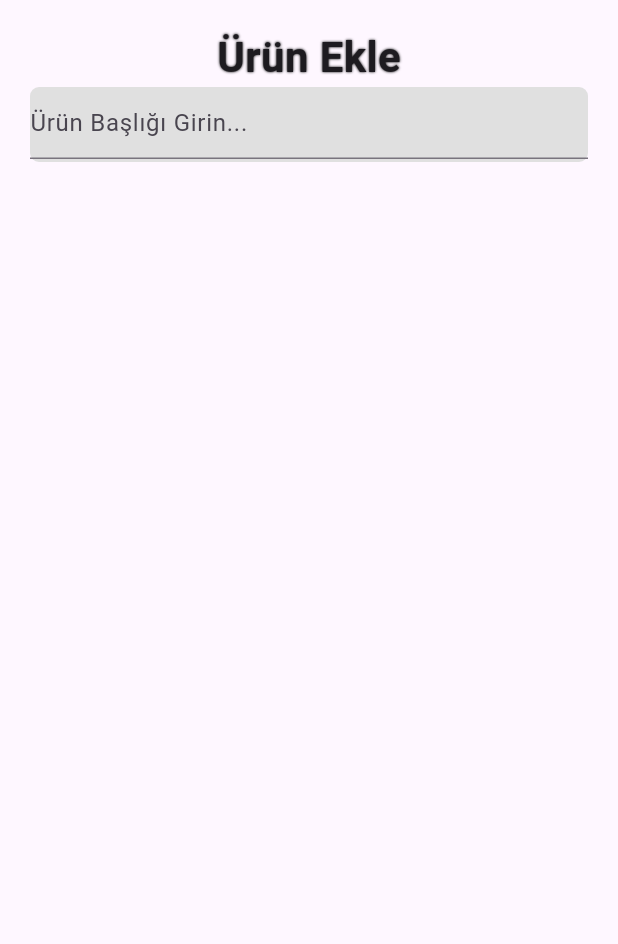
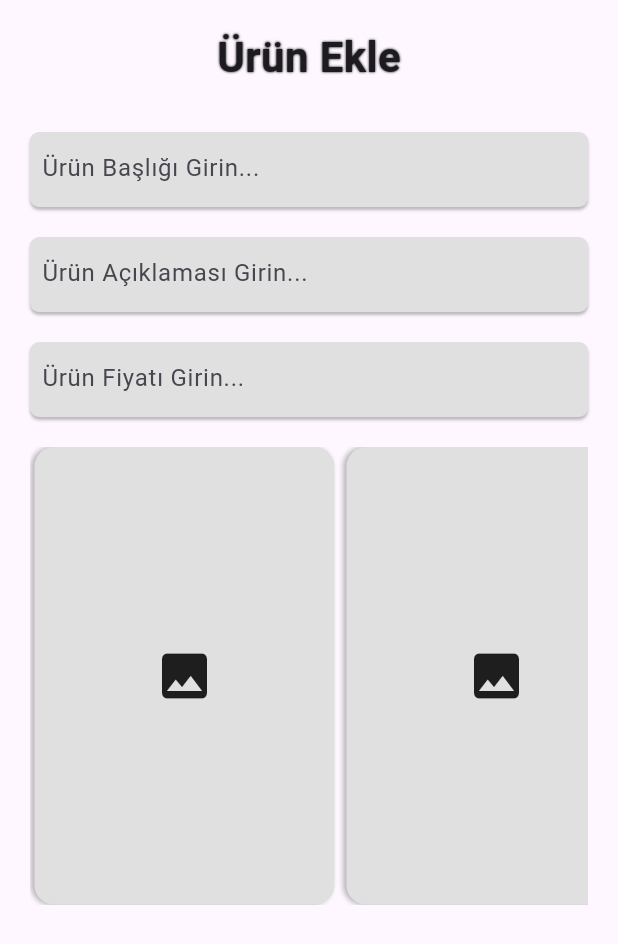
Before and after one commit to KadirKARAKAS/KediOtoAksesuar, a Flutter app: the AddProductHomePage screen opened directly, on a phone screen of 412 x 824 dp. Shown: the top 944 px of the screen. Run offline on Flutter 3.47's test engine with Material 3 defaults, Android fonts, the phone set to English and light mode, and no system bars; our stand-ins replace cloud_firestore, firebase_auth, firebase_core; accounts and stored records are empty; network calls fail.

Commit message:
saveAddProductFront

```diff
--- a/lib/addProductPage/Page/add_product_homepage.dart
+++ b/lib/addProductPage/Page/add_product_homepage.dart
@@ -12,15 +12,15 @@ class AddProductHomePage extends StatefulWidget {
 class _AddProductHomePageState extends State<AddProductHomePage> {
   @override
   Widget build(BuildContext context) {
-    return Scaffold(
+    return const Scaffold(
       body: Column(
         children: [
-          const SizedBox(height: 18),
+          SizedBox(height: 18),
           TopBarWidget(titleText: "Ürün Ekle"),
           Padding(
             padding: const EdgeInsets.symmetric(horizontal: 20),
             child: Column(
-              children: [ProductInfoWidget()],
+              children: [SizedBox(height: 30), ProductInfoWidget()],
             ),
           )
         ],
--- a/lib/addProductPage/Widget/product_info_widget.dart
+++ b/lib/addProductPage/Widget/product_info_widget.dart
@@ -7,21 +7,132 @@ class ProductInfoWidget extends StatelessWidget {
   @override
   Widget build(BuildContext context) {
     var productName = TextEditingController();
+    var productPrice = TextEditingController();
+    var productInfo = TextEditingController();
+
     Size size = MediaQuery.of(context).size;
     return Column(
       children: [
-        Container(
+        productNameTextFieldWidget(size, productName),
+        const SizedBox(height: 20),
+        productInfoTextFieldWidget(size, productInfo),
+        const SizedBox(height: 20),
+        productPriceTextFieldWidget(size, productPrice),
+        const SizedBox(height: 20),
+        SizedBox(
           width: size.width,
-          height: 50,
-          decoration: BoxDecoration(
-              borderRadius: BorderRadius.circular(6),
-              color: Colors.grey.shade300),
-          child: TextField(
-            controller: productName,
-            decoration: InputDecoration(hintText: "Ürün Başlığı Girin..."),
+          height: 305,
+          child: ListView.builder(
+            padding: EdgeInsets.all(0),
+            physics: ScrollPhysics(),
+            scrollDirection: Axis.horizontal,
+            shrinkWrap: true,
+            itemCount: 10,
+            itemBuilder: (context, index) {
+              return imageContainerWidget();
+            },
           ),
-        ),
+        )
       ],
     );
   }
+
+  Padding imageContainerWidget() {
+    return Padding(
+      padding: const EdgeInsets.only(left: 3, right: 5),
+      child: InkWell(
+        onTap: () {
+          print("RESİM YÜKLE");
+        },
+        child: Container(
+          width: 200,
+          height: 250,
+          decoration: BoxDecoration(
+              color: Colors.grey.shade300,
+              borderRadius: BorderRadius.circular(13),
+              boxShadow: const [
+                BoxShadow(
+                    blurRadius: 2, color: Colors.black26, offset: Offset(-2, 0))
+              ]),
+          child: const Icon(Icons.image, size: 40),
+        ),
+      ),
+    );
+  }
+
+  Container productNameTextFieldWidget(
+      Size size, TextEditingController productName) {
+    return Container(
+      width: size.width,
+      height: 50,
+      decoration: BoxDecoration(
+          borderRadius: BorderRadius.circular(6),
+          color: Colors.grey.shade300,
+          boxShadow: const [
+            BoxShadow(
+                blurRadius: 1, color: Colors.black26, offset: Offset(0, 2))
+          ]),
+      child: Padding(
+        padding: const EdgeInsets.only(left: 8, right: 8),
+        child: TextField(
+          controller: productName,
+          decoration: const InputDecoration(
+            hintText: "Ürün Başlığı Girin...",
+            border: InputBorder.none,
+          ),
+        ),
+      ),
+    );
+  }
+
+  Container productPriceTextFieldWidget(
+      Size size, TextEditingController productPrice) {
+    return Container(
+      width: size.width,
+      height: 50,
+      decoration: BoxDecoration(
+          borderRadius: BorderRadius.circular(6),
+          color: Colors.grey.shade300,
+          boxShadow: const [
+            BoxShadow(
+                blurRadius: 1, color: Colors.black26, offset: Offset(0, 2))
+          ]),
+      child: Padding(
+        padding: const EdgeInsets.only(left: 8, right: 8),
+        child: TextField(
+          keyboardType: TextInputType.number,
+          controller: productPrice,
+          decoration: const InputDecoration(
+            hintText: "Ürün Fiyatı Girin...",
+            border: InputBorder.none,
+          ),
+        ),
+      ),
+    );
+  }
+
+  Container productInfoTextFieldWidget(
+      Size size, TextEditingController productInfo) {
+    return Container(
+      width: size.width,
+      height: 50,
+      decoration: BoxDecoration(
+          borderRadius: BorderRadius.circular(6),
+          color: Colors.grey.shade300,
+          boxShadow: const [
+            BoxShadow(
+                blurRadius: 1, color: Colors.black26, offset: Offset(0, 2))
+          ]),
+      child: Padding(
+        padding: const EdgeInsets.only(left: 8, right: 8),
+        child: TextField(
+          controller: productInfo,
+          decoration: const InputDecoration(
+            hintText: "Ürün Açıklaması Girin...",
+            border: InputBorder.none,
+          ),
+        ),
+      ),
+    );
+  }
 }
--- a/lib/homePage.dart/Pages/home_page.dart
+++ b/lib/homePage.dart/Pages/home_page.dart
@@ -15,8 +15,6 @@ class HomePage extends StatefulWidget {
 class _HomePageState extends State<HomePage> {
   @override
   Widget build(BuildContext context) {
-    Size size = MediaQuery.of(context).size;
-
     return Scaffold(
       body: SingleChildScrollView(
         child: Column(
```
